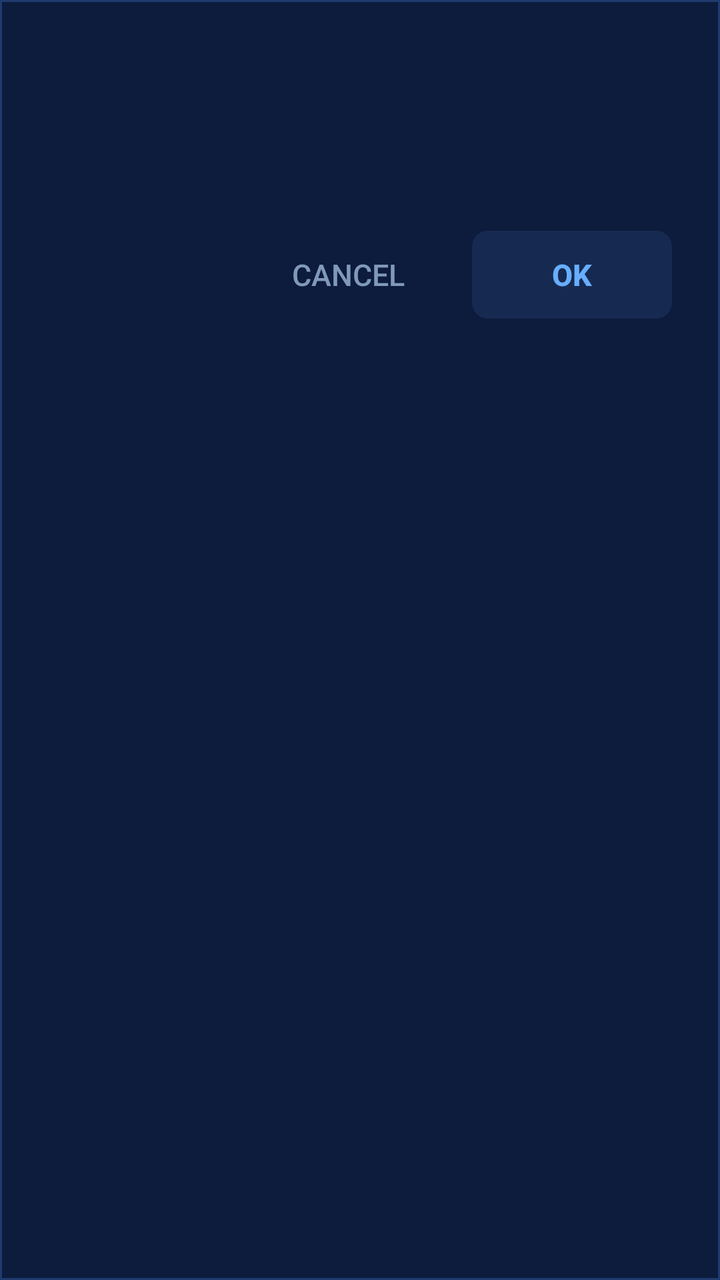
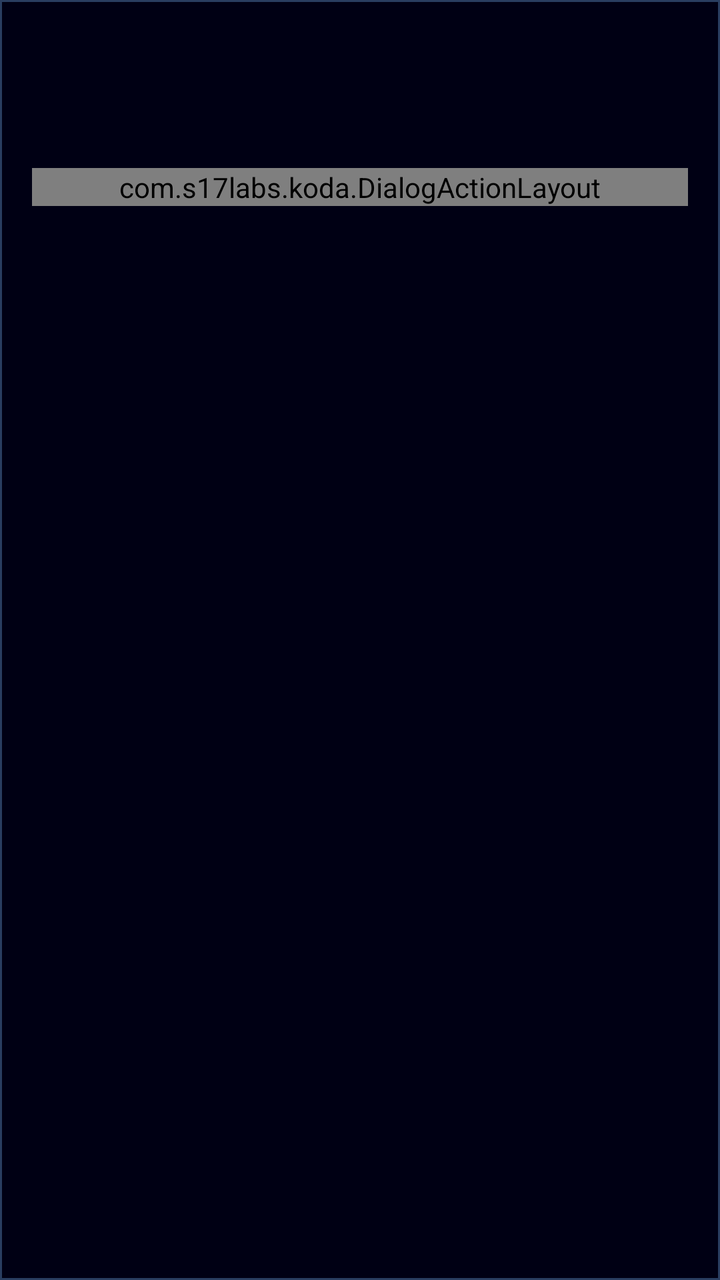

Screens rendered from an Android XML layout before and after an edit, with the pre-edit source and the edit as a unified diff.
<!-- AndroidManifest.xml: application theme AppTheme -->
<!-- res/layout/dialog_confirm.xml -->
<?xml version="1.0" encoding="utf-8"?>
<LinearLayout xmlns:android="http://schemas.android.com/apk/res/android"
    android:layout_width="match_parent"
    android:layout_height="wrap_content"
    android:orientation="vertical"
    android:paddingHorizontal="24dp"
    android:paddingTop="24dp"
    android:paddingBottom="20dp"
    android:background="@drawable/dialog_background"
    android:elevation="12dp">

    <TextView
        android:id="@+id/dialogTitle"
        android:layout_width="wrap_content"
        android:layout_height="wrap_content"
        android:textColor="#FFFFFF"
        android:textSize="20sp"
        android:textStyle="bold"
        android:letterSpacing="0.02"
        android:layout_marginBottom="16dp" />

    <TextView
        android:id="@+id/dialogMessage"
        android:layout_width="match_parent"
        android:layout_height="wrap_content"
        android:textColor="#99AACC"
        android:textSize="15sp"
        android:lineSpacingExtra="6dp"
        android:layout_marginBottom="28dp" />

    <LinearLayout
        android:layout_width="match_parent"
        android:layout_height="wrap_content"
        android:orientation="horizontal"
        android:gravity="end">

        <Button
            android:id="@+id/btnNegative"
            android:layout_width="wrap_content"
            android:layout_height="44dp"
            android:minWidth="100dp"
            android:paddingHorizontal="16dp"
            android:text="@string/cancel"
            android:textColor="#8099BB"
            android:textSize="15sp"
            android:background="@drawable/btn_dialog_secondary"
            style="?android:attr/borderlessButtonStyle"
            android:layout_marginEnd="12dp" />

        <Button
            android:id="@+id/btnPositive"
            android:layout_width="wrap_content"
            android:layout_height="44dp"
            android:minWidth="100dp"
            android:paddingHorizontal="16dp"
            android:text="@string/ok"
            android:textColor="#68AEFF"
            android:textSize="15sp"
            android:textStyle="bold"
            android:background="@drawable/btn_dialog_primary"
            style="?android:attr/borderlessButtonStyle" />

    </LinearLayout>

</LinearLayout>
<!-- resources referenced by this layout -->
<resources>
  <!-- drawable btn_dialog_primary (drawable) -->
  <?xml version="1.0" encoding="utf-8"?>
  <selector xmlns:android="http://schemas.android.com/apk/res/android">
      <item android:state_pressed="true">
          <shape android:shape="rectangle">
              <solid android:color="#3D68AEFF" />
              <corners android:radius="8dp" />
          </shape>
      </item>
      <item>
          <shape android:shape="rectangle">
              <solid android:color="#1A68AEFF" />
              <corners android:radius="8dp" />
          </shape>
      </item>
  </selector>
  <!-- drawable btn_dialog_secondary (drawable) -->
  <?xml version="1.0" encoding="utf-8"?>
  <selector xmlns:android="http://schemas.android.com/apk/res/android">
      <item android:state_pressed="true">
          <shape android:shape="rectangle">
              <solid android:color="#1A334466" />
              <corners android:radius="8dp" />
          </shape>
      </item>
      <item>
          <shape android:shape="rectangle">
              <solid android:color="@android:color/transparent" />
              <corners android:radius="8dp" />
          </shape>
      </item>
  </selector>
  <!-- drawable dialog_background (drawable) -->
  <?xml version="1.0" encoding="utf-8"?>
  <shape xmlns:android="http://schemas.android.com/apk/res/android"
      android:shape="rectangle">
      <solid android:color="#0D1B3D" />
      <corners android:radius="0dp" />
      <stroke
          android:width="1dp"
          android:color="#1E3A6E" />
  </shape>
  <string name="cancel">Cancel</string>
  <string name="ok">OK</string>
  <style name="AppTheme" parent="Theme.AppCompat.DayNight.NoActionBar">
          <item name="colorPrimary">@color/kodaDarkBlue</item>
          <item name="colorPrimaryDark">@color/kodaDark</item>
          <item name="colorAccent">@color/kodaLightBlue</item>
          <item name="android:windowBackground">@color/kodaEditorBg</item>
          <item name="android:statusBarColor">@color/kodaDarkBlue</item>
          <item name="android:navigationBarColor">@color/kodaEditorBg</item>
          <item name="android:popupMenuStyle">@style/KodaPopupMenu</item>
          <item name="actionDropDownStyle">@style/KodaPopupMenu</item>
      </style>
  <color name="kodaDarkBlue">#003EB7</color>
  <color name="kodaDark">#000b20</color>
  <color name="kodaLightBlue">#33AAFF</color>
  <color name="kodaEditorBg">#000014</color>
  <style name="KodaPopupMenu" parent="Widget.AppCompat.PopupMenu">
          <item name="android:popupBackground">@color/kodaDark</item>
      </style>
</resources>

<!-- the commit's change to res/layout/dialog_confirm.xml (unified diff, before → after) -->
@@ -3,9 +3,9 @@
     android:layout_width="match_parent"
     android:layout_height="wrap_content"
     android:orientation="vertical"
-    android:paddingHorizontal="24dp"
-    android:paddingTop="24dp"
-    android:paddingBottom="20dp"
+    android:paddingHorizontal="16dp"
+    android:paddingTop="16dp"
+    android:paddingBottom="12dp"
     android:background="@drawable/dialog_background"
     android:elevation="12dp">
 
@@ -15,9 +15,10 @@
         android:layout_height="wrap_content"
         android:textColor="#FFFFFF"
         android:textSize="20sp"
+        android:includeFontPadding="false"
         android:textStyle="bold"
         android:letterSpacing="0.02"
-        android:layout_marginBottom="16dp" />
+        android:layout_marginBottom="12dp" />
 
     <TextView
         android:id="@+id/dialogMessage"
@@ -26,40 +27,28 @@
         android:textColor="#99AACC"
         android:textSize="15sp"
         android:lineSpacingExtra="6dp"
-        android:layout_marginBottom="28dp" />
+        android:layout_marginBottom="12dp" />
 
-    <LinearLayout
+    <com.s17labs.koda.DialogActionLayout
         android:layout_width="match_parent"
         android:layout_height="wrap_content"
         android:orientation="horizontal"
         android:gravity="end">
 
         <Button
+            style="@style/KodaDialogButton.Secondary"
             android:id="@+id/btnNegative"
             android:layout_width="wrap_content"
-            android:layout_height="44dp"
-            android:minWidth="100dp"
-            android:paddingHorizontal="16dp"
-            android:text="@string/cancel"
-            android:textColor="#8099BB"
-            android:textSize="15sp"
-            android:background="@drawable/btn_dialog_secondary"
-            style="?android:attr/borderlessButtonStyle"
-            android:layout_marginEnd="12dp" />
+            android:layout_height="wrap_content"
+            android:text="@string/cancel" />
 
         <Button
+            style="@style/KodaDialogButton"
             android:id="@+id/btnPositive"
             android:layout_width="wrap_content"
-            android:layout_height="44dp"
-            android:minWidth="100dp"
-            android:paddingHorizontal="16dp"
-            android:text="@string/ok"
-            android:textColor="#68AEFF"
-            android:textSize="15sp"
-            android:textStyle="bold"
-            android:background="@drawable/btn_dialog_primary"
-            style="?android:attr/borderlessButtonStyle" />
+            android:layout_height="wrap_content"
+            android:text="@string/ok" />
 
-    </LinearLayout>
+    </com.s17labs.koda.DialogActionLayout>
 
 </LinearLayout>
<!-- resource entries referenced after the edit -->
@@ -6,29 +6,30 @@
       <item android:state_pressed="true">
           <shape android:shape="rectangle">
               <solid android:color="#3D68AEFF" />
-              <corners android:radius="8dp" />
+              <corners android:radius="0dp" />
           </shape>
       </item>
       <item>
           <shape android:shape="rectangle">
               <solid android:color="#1A68AEFF" />
-              <corners android:radius="8dp" />
+              <corners android:radius="0dp" />
           </shape>
       </item>
   </selector>
+  <color name="kodaTextSecondary">#AAAAAA</color>
   <!-- drawable btn_dialog_secondary (drawable) -->
   <?xml version="1.0" encoding="utf-8"?>
   <selector xmlns:android="http://schemas.android.com/apk/res/android">
       <item android:state_pressed="true">
           <shape android:shape="rectangle">
-              <solid android:color="#1A334466" />
-              <corners android:radius="8dp" />
+              <solid android:color="#2668AEFF" />
+              <corners android:radius="0dp" />
           </shape>
       </item>
       <item>
           <shape android:shape="rectangle">
               <solid android:color="@android:color/transparent" />
-              <corners android:radius="8dp" />
+              <corners android:radius="0dp" />
           </shape>
       </item>
   </selector>
@@ -36,24 +37,45 @@
   <?xml version="1.0" encoding="utf-8"?>
   <shape xmlns:android="http://schemas.android.com/apk/res/android"
       android:shape="rectangle">
-      <solid android:color="#0D1B3D" />
+      <solid android:color="@color/kodaDialogBg" />
       <corners android:radius="0dp" />
       <stroke
           android:width="1dp"
-          android:color="#1E3A6E" />
+          android:color="@color/kodaDialogBorder" />
   </shape>
   <string name="cancel">Cancel</string>
   <string name="ok">OK</string>
+  <style name="KodaDialogButton" parent="@android:style/Widget.Material.Button.Borderless">
+          <item name="android:minWidth">100dp</item>
+          <item name="android:minHeight">48dp</item>
+          <item name="android:paddingHorizontal">16dp</item>
+          <item name="android:paddingVertical">12dp</item>
+          <item name="android:textColor">@color/kodaBlue</item>
+          <item name="android:textSize">15sp</item>
+          <item name="android:textStyle">bold</item>
+          <item name="android:singleLine">false</item>
+          <item name="android:backgroundTint">@null</item>
+          <item name="android:background">@drawable/btn_dialog_primary</item>
+      </style>
+  <style name="KodaDialogButton.Secondary" parent="KodaDialogButton">
+          <item name="android:textColor">@color/kodaTextSecondary</item>
+          <item name="android:textStyle">normal</item>
+          <item name="android:background">@drawable/btn_dialog_secondary</item>
+      </style>
   <style name="AppTheme" parent="Theme.AppCompat.DayNight.NoActionBar">
           <item name="colorPrimary">@color/kodaDarkBlue</item>
           <item name="colorPrimaryDark">@color/kodaDark</item>
           <item name="colorAccent">@color/kodaLightBlue</item>
           <item name="android:windowBackground">@color/kodaEditorBg</item>
-          <item name="android:statusBarColor">@color/kodaDarkBlue</item>
+          <item name="android:statusBarColor">@color/kodaEditorBg</item>
+          <item name="android:windowLightStatusBar">false</item>
           <item name="android:navigationBarColor">@color/kodaEditorBg</item>
           <item name="android:popupMenuStyle">@style/KodaPopupMenu</item>
           <item name="actionDropDownStyle">@style/KodaPopupMenu</item>
       </style>
+  <color name="kodaDialogBg">@color/kodaEditorBg</color>
+  <color name="kodaDialogBorder">#293D60</color>
+  <color name="kodaBlue">#68AEFF</color>
   <color name="kodaDarkBlue">#003EB7</color>
   <color name="kodaDark">#000b20</color>
   <color name="kodaLightBlue">#33AAFF</color>
